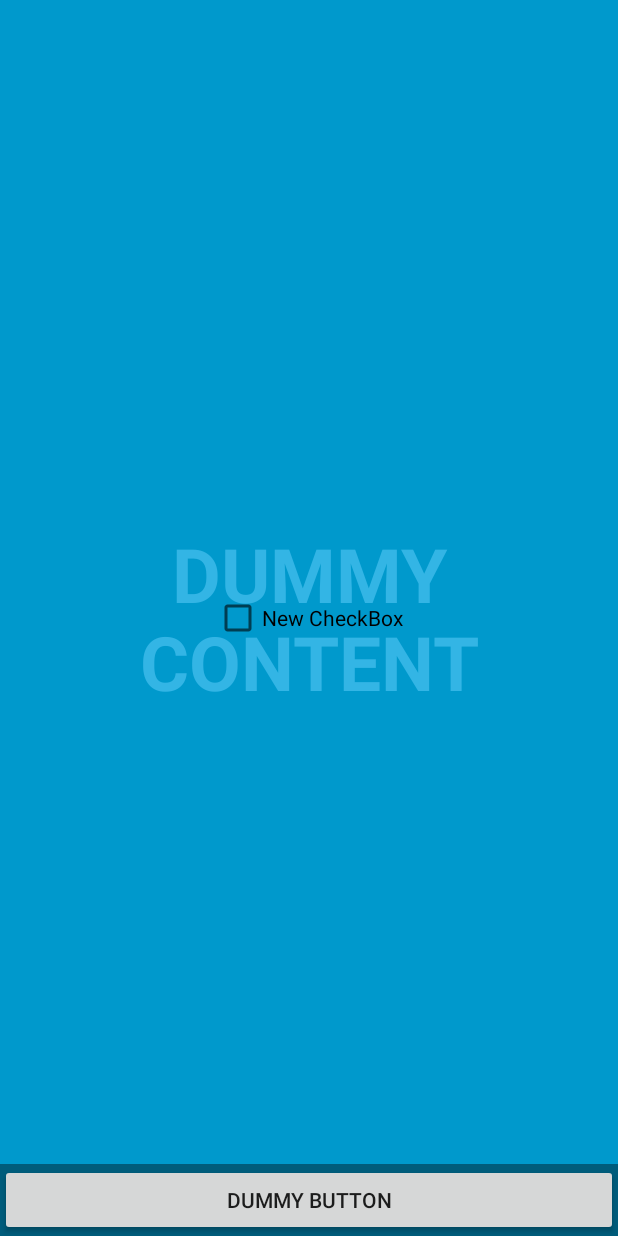
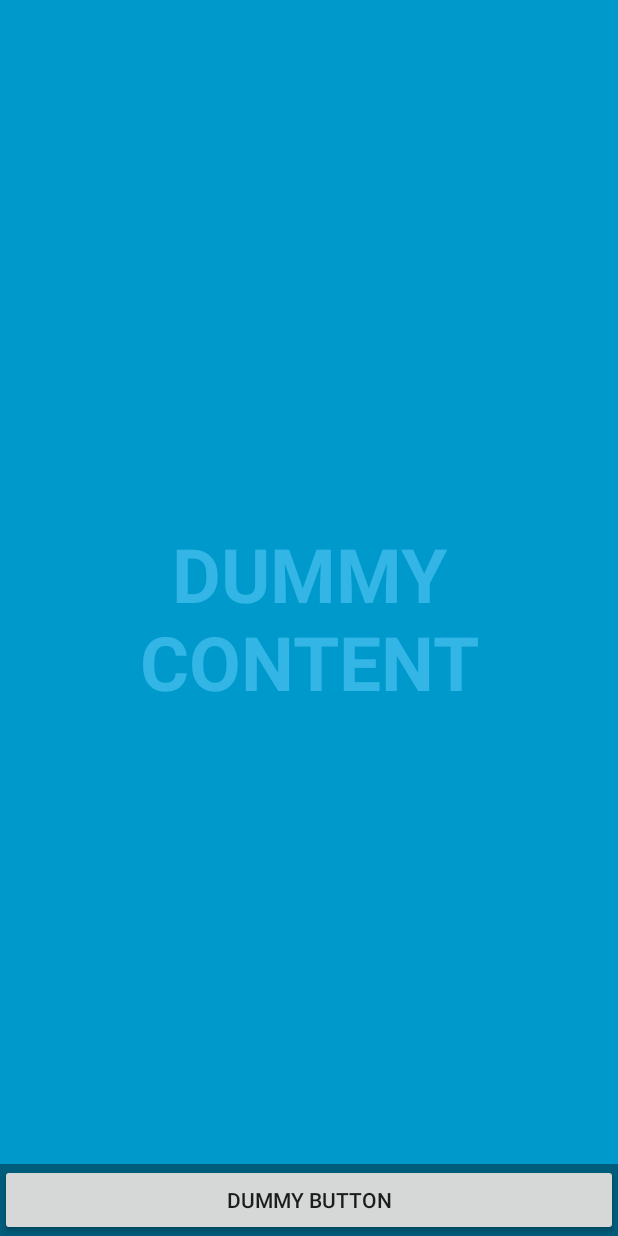
Before and after one commit to ruffy0002/AnthenaAndroid, an Android app: the layout activity_fullscreen2.xml on its own in the app's theme, with its tools: preview values and no code run, on a phone screen of 412 x 824 dp. Run offline under Robolectric (Android 15) with nearby library versions, the phone set to English and light mode, and no system bars.

```diff
--- a/app/src/main/res/layout/activity_fullscreen2.xml
+++ b/app/src/main/res/layout/activity_fullscreen2.xml
@@ -47,12 +47,6 @@
 
         </LinearLayout>
 
-        <CheckBox
-            android:layout_width="wrap_content"
-            android:layout_height="wrap_content"
-            android:text="New CheckBox"
-            android:id="@+id/checkBox"
-            android:layout_gravity="center" />
     </FrameLayout>
 
 </FrameLayout>
```
Also changed, not shown: app/src/main/java/com/main/anthenaandroid/AndroidClient.java (+3 -5 lines), app/src/main/java/com/main/anthenaandroid/FullscreenActivity.java (+35 -1 lines).
